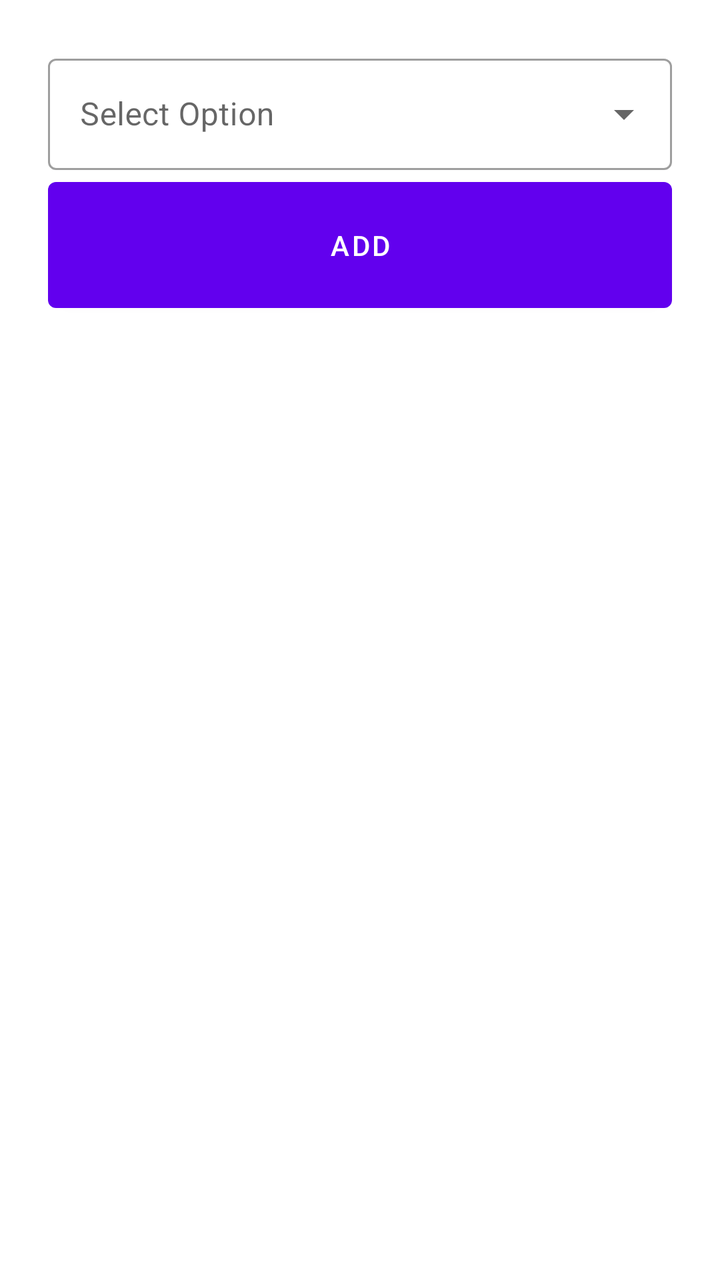
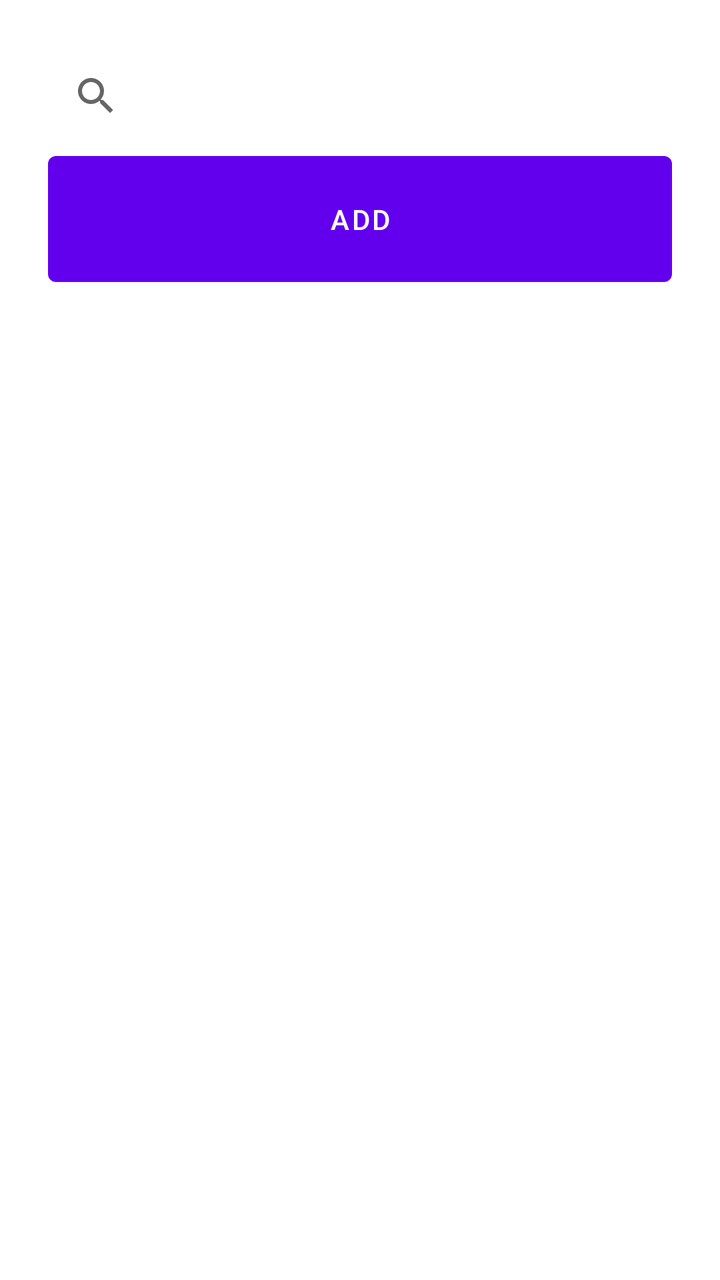

An Android layout rendered at two revisions. The XML below is the earlier revision; the diff shows what the commit changed to produce the second picture.
<!-- AndroidManifest.xml: application theme Theme.SmartCart.Light -->
<!-- res/layout/popup_add_item.xml -->
<?xml version="1.0" encoding="utf-8"?>
<LinearLayout xmlns:android="http://schemas.android.com/apk/res/android"
    android:layout_width="match_parent"
    android:layout_height="wrap_content"
    android:padding="24dp"
    android:orientation="vertical">

    <com.google.android.material.textfield.TextInputLayout
        android:id="@+id/filled_exposed_dropdown_menu"
        style="@style/Widget.MaterialComponents.TextInputLayout.OutlinedBox.ExposedDropdownMenu"
        android:layout_width="match_parent"
        android:layout_height="wrap_content"
        android:hint="Select Option">

        <AutoCompleteTextView
            android:id="@+id/filled_exposed_dropdown"
            android:layout_width="match_parent"
            android:layout_height="wrap_content"
            android:inputType="text"/>

    </com.google.android.material.textfield.TextInputLayout>

    <Button
        android:id="@+id/buttonAddSelectedItem"
        android:layout_width="match_parent"
        android:layout_height="75dp"
        android:text="add"/>
</LinearLayout>
<!-- resources referenced by this layout -->
<resources>
  <style name="Theme.SmartCart.Light" parent="Theme.MaterialComponents.Light.NoActionBar">
          <item name="android:windowBackground">@android:color/white</item>
      </style>
</resources>

<!-- the commit's change to res/layout/popup_add_item.xml (unified diff, before → after) -->
@@ -2,23 +2,21 @@
 <LinearLayout xmlns:android="http://schemas.android.com/apk/res/android"
     android:layout_width="match_parent"
     android:layout_height="wrap_content"
+    xmlns:app="http://schemas.android.com/apk/res-auto"
     android:padding="24dp"
     android:orientation="vertical">
 
-    <com.google.android.material.textfield.TextInputLayout
-        android:id="@+id/filled_exposed_dropdown_menu"
-        style="@style/Widget.MaterialComponents.TextInputLayout.OutlinedBox.ExposedDropdownMenu"
-        android:layout_width="match_parent"
-        android:layout_height="wrap_content"
-        android:hint="Select Option">
+   <SearchView
+       android:id="@+id/searchViewAddItem"
+       android:layout_width="match_parent"
+       android:layout_height="wrap_content"
+       app:iconifiedByDefault="false"
+       app:queryHint="Search Items" />
 
-        <AutoCompleteTextView
-            android:id="@+id/filled_exposed_dropdown"
-            android:layout_width="match_parent"
-            android:layout_height="wrap_content"
-            android:inputType="text"/>
-
-    </com.google.android.material.textfield.TextInputLayout>
+   <androidx.recyclerview.widget.RecyclerView
+       android:id="@+id/recyclerViewItemsToAdd"
+       android:layout_width="match_parent"
+       android:layout_height="wrap_content"/>
 
     <Button
         android:id="@+id/buttonAddSelectedItem"
